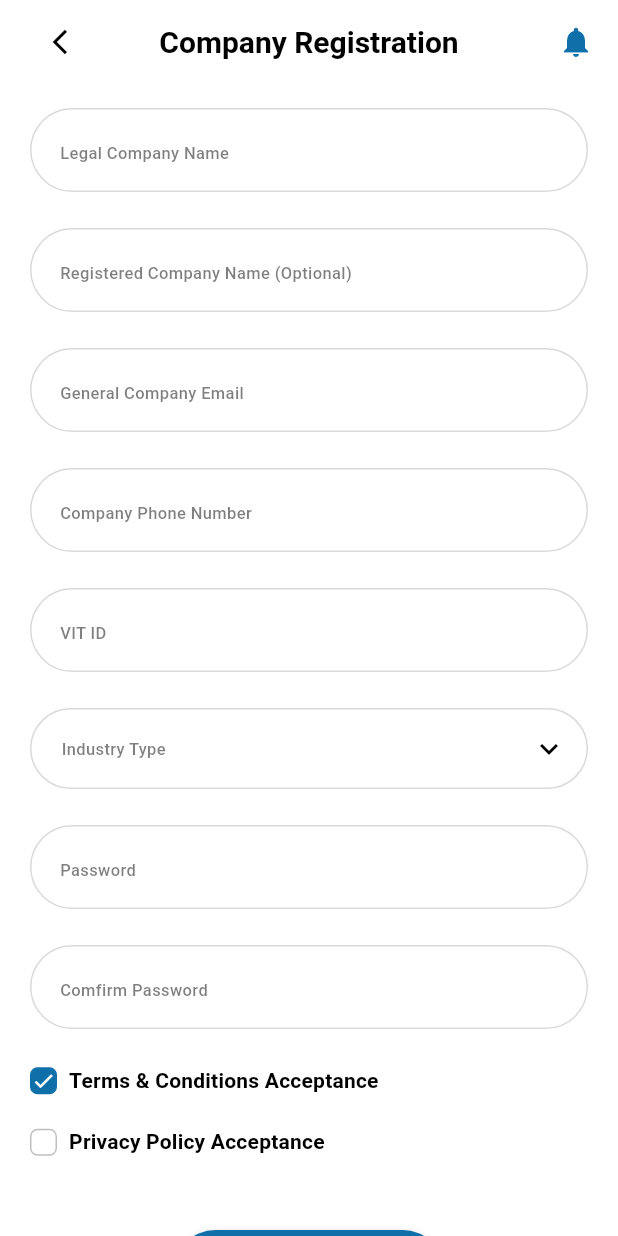
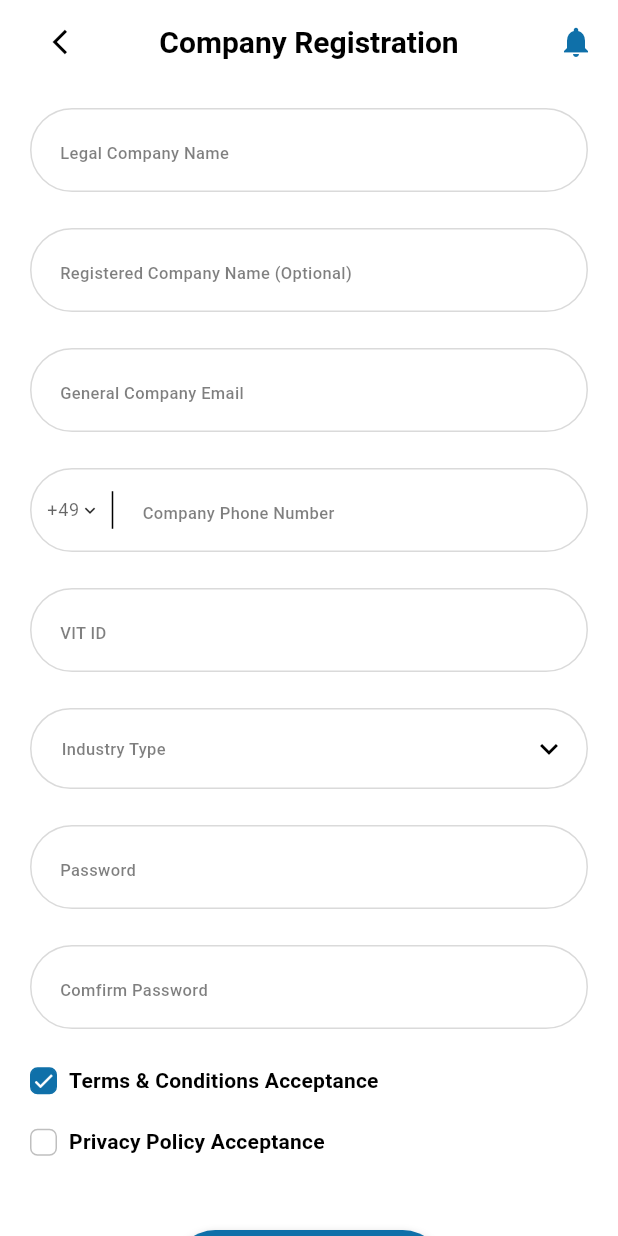
Before and after one commit to ravigupta15/crashid, a Flutter app: the CompanyRegistrationScreen screen opened by its route, after a tap on "Terms & Conditions Acceptance", on a phone screen of 412 x 824 dp. Run offline on Flutter 3.47's test engine with Material 3 defaults, Android fonts, the phone set to English and light mode, and no system bars; drawn by our look-alikes of loader_overlay; our stand-ins replace cached_network_image, country_picker, dotted_border, dropdown_button2, flutter_svg, fluttertoast and 2 more; Roboto replaces fonts that are missing (Outfit); project files that could hold a hidden picture were left out.

Commit message:
added country code

```diff
--- a/lib/features/auth/registration/presentation/pages/company_registration_screen.dart
+++ b/lib/features/auth/registration/presentation/pages/company_registration_screen.dart
@@ -4,9 +4,11 @@ import 'package:crashid/features/widgets/app_buttons/app_elevated_button.dart';
 import 'package:crashid/features/widgets/app_checkbox/app_checkbox_widget.dart';
 import 'package:crashid/features/widgets/app_textfield/app_textform_filled_widget.dart';
 import 'package:crashid/features/widgets/app_textfield/custom_dropdown_widget.dart';
+import 'package:crashid/features/widgets/country_code_widget.dart';
 import 'package:crashid/features/widgets/custom_app_bar/custom_app_bar.dart';
 import 'package:crashid/l10n/app_localizations.dart';
 import 'package:crashid/res/app_colors.dart';
+import 'package:crashid/utils/country_code_selector.dart';
 import 'package:flutter/gestures.dart';
 import 'package:flutter/material.dart';
 import 'package:go_router/go_router.dart';
@@ -23,10 +25,17 @@ class CompanyRegistrationScreen extends StatefulWidget {
       _CompanyRegistrationScreenState();
 }
 
-class _CompanyRegistrationScreenState extends State<CompanyRegistrationScreen> {
+class _CompanyRegistrationScreenState extends State<CompanyRegistrationScreen> with CountryPickerMixin {
     bool termsAccepted = false;
   bool privacyAccepted = false;
 
+ @override
+  void initState() {
+    super.initState();
+    Future.microtask(() {
+      initCountry(phoneCode: "49");
+    });
+  }
   @override
   Widget build(BuildContext context) {
     return Scaffold(
@@ -51,7 +60,13 @@ class _CompanyRegistrationScreenState extends State<CompanyRegistrationScreen> {
           const SizedBox(height: 24),
           AppTextFormField(hintText: 'General Company Email'),
           const SizedBox(height: 24),
-          AppTextFormField(hintText: 'Company Phone Number'),
+          AppTextFormField(
+            prefixWidth: 63,
+            prefixIcon: CountryCodeWidget(
+              onTap: countryPicker,
+              country: country,
+            ),
+            hintText: 'Company Phone Number'),
           const SizedBox(height: 24),
           AppTextFormField(hintText: 'VIT ID'),
           const SizedBox(height: 24),
--- a/lib/features/widgets/app_textfield/app_textform_filled_widget.dart
+++ b/lib/features/widgets/app_textfield/app_textform_filled_widget.dart
@@ -39,6 +39,7 @@ class AppTextFormField extends StatefulWidget {
   final bool? isUnderlineBorder;
   final Color? textColor;
   final double? borderRadius;
+  final double? prefixWidth;
 
   AppTextFormField({
     super.key,
@@ -76,6 +77,7 @@ class AppTextFormField extends StatefulWidget {
     this.isUnderlineBorder,
     this.textColor,
     this.borderRadius,
+    this.prefixWidth
   }) : assert(initialValue == null || controller == null);
 
   @override
@@ -129,7 +131,7 @@ class _AppTextFormFieldState extends State<AppTextFormField> {
           decoration: InputDecoration(
             errorMaxLines: 2,
             prefixIcon:widget.prefixIcon != null ? Container(
-              width: 40,
+              width: widget.prefixWidth ??  40,
               margin: const EdgeInsets.only(right: 8),
               alignment: Alignment.centerRight,
               child: widget.prefixIcon,
--- /dev/null
+++ b/lib/features/widgets/country_code_widget.dart
@@ -0,0 +1,54 @@
+import 'package:country_picker/country_picker.dart';
+import 'package:crashid/core/theme/app_theme_extensions.dart';
+import 'package:crashid/res/app_colors.dart';
+import 'package:flutter/material.dart';
+
+class CountryCodeWidget extends StatelessWidget {
+  final Country? country;
+  final void Function() onTap;
+  const CountryCodeWidget({super.key, this.country, required this.onTap});
+
+  @override
+  Widget build(BuildContext context) {
+    return GestureDetector(
+      onTap: onTap,
+      child: Container(
+        height: 45,
+        alignment: Alignment.centerRight,
+        child: country != null
+            ? Row(
+                mainAxisAlignment: MainAxisAlignment.end,
+                children: [
+                  // Text( country!.flagEmoji ,
+                  // style: context.titleMedium.copyWith(
+                  //   fontSize: 14,
+                  //     color: AppColors.blackColor,
+                  //     fontWeight: FontWeight.w500
+                  // )
+                  // ),
+                  const SizedBox(width: 8,),
+                  Text(
+                    "+${country!.phoneCode}",
+                    style: context.labelMedium.copyWith(
+                      fontSize: 12,
+                      fontWeight: FontWeight.w400,
+                    ),
+                  ),
+                  Icon(
+                    Icons.keyboard_arrow_down,
+                    size: 14,
+                    color: AppColors.darkGrayColor,
+                  ),
+                   VerticalDivider(
+                    color: AppColors.blackColor,
+                    thickness: 1,
+                    indent: 10,
+                    endIndent: 10,
+                  ),
+                ],
+              )
+            : SizedBox.shrink(),
+      ),
+    );
+  }
+}
--- a/lib/res/app_colors.dart
+++ b/lib/res/app_colors.dart
@@ -9,6 +9,8 @@ class AppColors {
   static const blackColor = Color(0xff000000);
   static const whiteColor = Color(0xffffffff);
   static const lightGrayColor = Color(0xffDADADA);
+
+  static Color shadowColor = const Color(0xff504DE4).withValues(alpha: .2);
 
   /// Off-white scaffold behind elevated cards (e.g. car detail).
   static const Color screenBackground = Color(0xFFF5F5F5);
--- /dev/null
+++ b/lib/utils/country_code_selector.dart
@@ -0,0 +1,32 @@
+import 'package:country_picker/country_picker.dart';
+import 'package:flutter/material.dart';
+
+mixin CountryPickerMixin<T extends StatefulWidget> on State<T> {
+  Country? country;
+
+  Future<void> initCountry({String phoneCode = ''}) async {
+    country = CountryParser.parsePhoneCode(phoneCode);
+    setState(() {});
+  }
+
+  Future<void> countryPicker() async {
+    showCountryPicker(
+        context: context,
+        useSafeArea: true,
+        countryListTheme: CountryListThemeData(
+         inputDecoration: InputDecoration(
+      hintText: 'Search',
+      prefixIcon: const Icon(Icons.search),
+      border: OutlineInputBorder(
+        borderSide: BorderSide(
+          color: const Color(0xFF8C98A8).withValues(alpha:  0.2),
+        ),
+      ),
+    ),
+        ),
+        onSelect: (country) {
+          this.country = country;
+          setState(() {});
+        });
+  }
+}
--- a/pubspec.yaml
+++ b/pubspec.yaml
@@ -42,6 +42,7 @@ dependencies:
   pin_code_fields: ^8.0.1
   dropdown_button2: ^2.3.9
   dotted_border: ^3.1.0
+  country_picker: ^2.0.27
 
   # The following adds the Cupertino Icons font to your application.
   # Use with the CupertinoIcons class for iOS style icons.
```
Also changed, not shown: lib/features/auth/registration/presentation/pages/personal_registration_screen.dart (+40 -33 lines), lib/features/profile/presentation/pages/edit_profile_screen.dart (+17 -2 lines), pubspec.lock.
